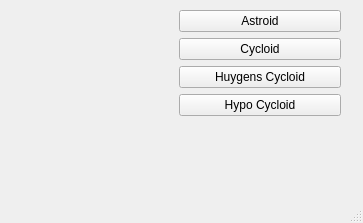
This is mainwindow.ui in GeoMarek/Qt_learn as Qt 5 draws it before an edit. The edited form follows.
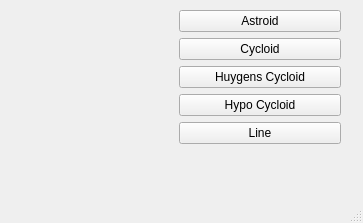
This is the edited form. Custom widgets are drawn as their Qt base class.

Commit message: Add draw line

Diff of the .ui file:
```diff
--- a/mainwindow.ui
+++ b/mainwindow.ui
@@ -61,6 +61,13 @@
          </property>
         </widget>
        </item>
+       <item>
+        <widget class="QPushButton" name="button_line">
+         <property name="text">
+          <string>Line</string>
+         </property>
+        </widget>
+       </item>
        <item>
         <spacer name="verticalSpacer">
          <property name="orientation">
```
The commit also changes 4 other files.
